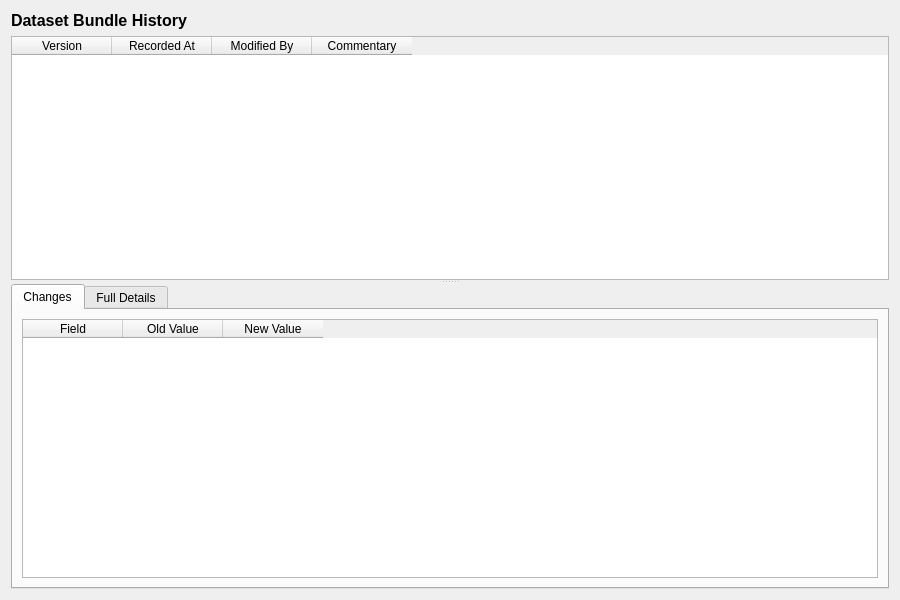
The window that projects/ores.qt/ui/DatasetBundleHistoryDialog.ui (OreStudio/OreStudio) describes before a commit, drawn with Qt 5.
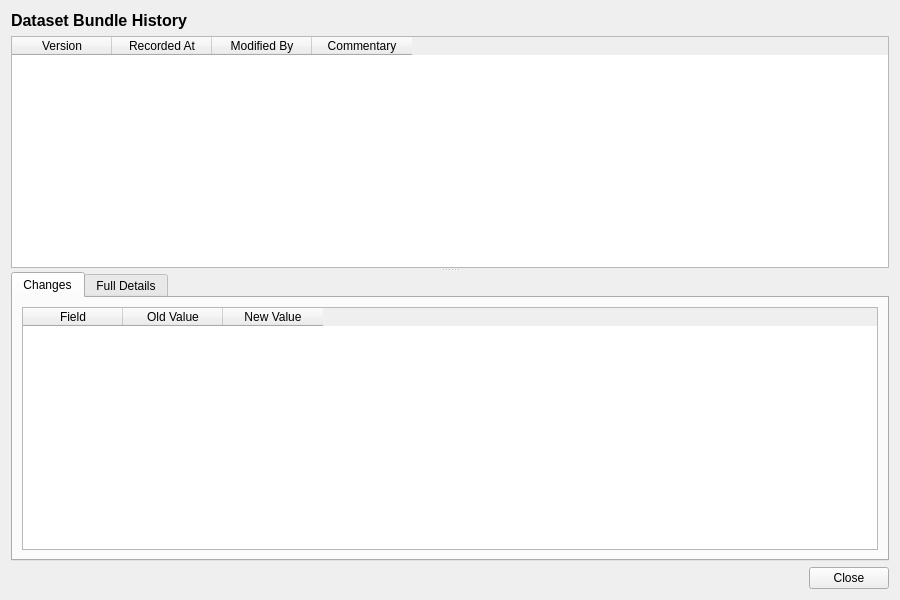
The same window after the commit.

Commit message: [qt] Remove toolbars from detail dialogs; add Close button throughout

```diff
--- a/projects/ores.qt/ui/DatasetBundleHistoryDialog.ui
+++ b/projects/ores.qt/ui/DatasetBundleHistoryDialog.ui
@@ -265,6 +265,27 @@
      </widget>
     </widget>
    </item>
+   <item>
+    <layout class="QHBoxLayout" name="buttonLayout">
+     <item>
+      <spacer name="horizontalSpacer">
+       <property name="orientation">
+        <enum>Qt::Horizontal</enum>
+       </property>
+       <property name="sizeHint" stdset="0">
+        <size><width>40</width><height>20</height></size>
+       </property>
+      </spacer>
+     </item>
+     <item>
+      <widget class="QPushButton" name="closeButton">
+       <property name="text">
+        <string>Close</string>
+       </property>
+      </widget>
+     </item>
+    </layout>
+   </item>
   </layout>
  </widget>
  <resources/>
```
The commit also changes 201 other files.
